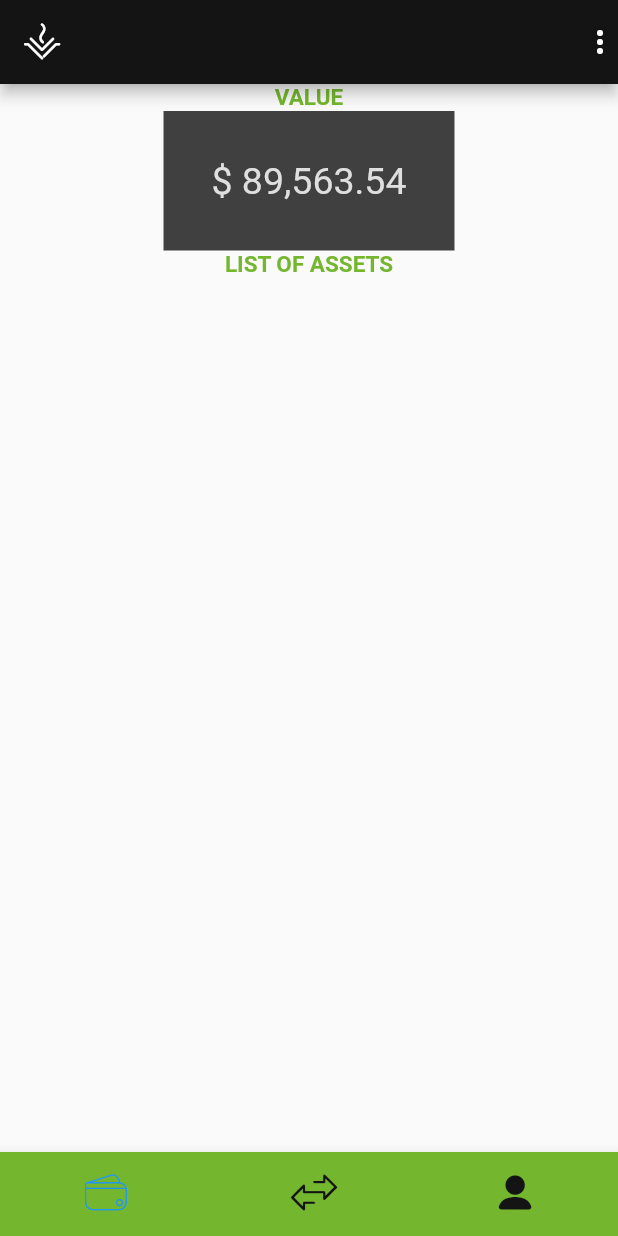
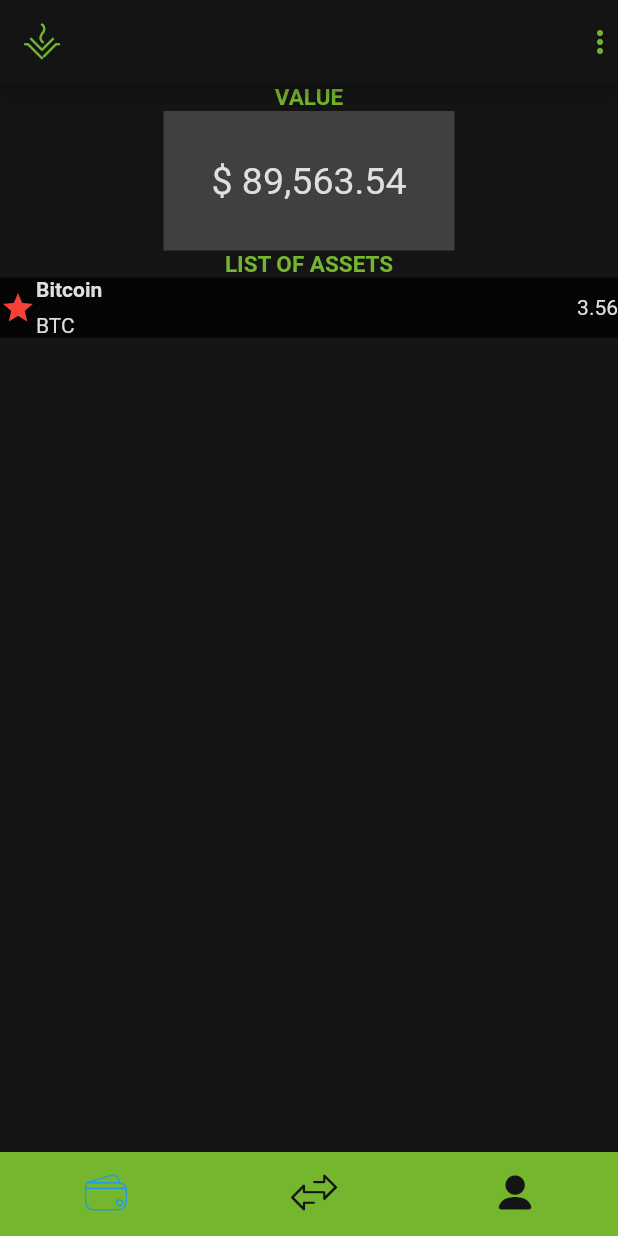
Before and after one commit to Vesta-wallet/vesta, a Flutter app: the screen it shows after launch, on a phone screen of 412 x 824 dp. Run offline on Flutter 3.47's test engine with Material 2 defaults, Android fonts, the phone set to English and light mode, and no system bars.

Commit message:
Added default asset component/background color/top nav icon colors

```diff
--- a/vesta/lib/main.dart
+++ b/vesta/lib/main.dart
@@ -3,7 +3,7 @@ import 'package:vesta/assets/pc_icons.dart';
 
 void main() {
   runApp(MaterialApp(
-    title: "Vestas",
+    title: "Vesta",
     home: HomePage(),
   ));
 }
@@ -30,14 +30,18 @@ class _HomePageState extends State<HomePage> {
   @override
   Widget build(BuildContext context) {
     return Scaffold(
+      backgroundColor: Color(0xFF141414),
       appBar: AppBar(
         // This needs to be the logo
-        leading: Icon(MyFlutterApp.logo_vesta),
+        leading: Icon(
+          MyFlutterApp.logo_vesta,
+          color: Color(0xFF74B62E),
+        ),
         actions: [
           Padding(
             padding: EdgeInsets.symmetric(horizontal: 16),
           ),
-          Icon(Icons.more_vert),
+          Icon(Icons.more_vert, color: Color(0xFF74B62E)),
         ],
         backgroundColor: Color(0xff141414),
       ),
@@ -156,7 +160,11 @@ Widget homeValueContainer = ColoredBox(
 Widget listOfAssets = Container(
     // Ticker, Name, Image url, coin quantity
     child: AssetWidget(
-        ticker: "BTC", name: "Bitcoin", imgUrl: "imageUrl", quantity: 11101));
+        ticker: "BTC",
+        name: "Bitcoin",
+        // Not sure how to make this work
+        // icon: Icon(MyFlutterApp.l_peercoin),
+        quantity: "3.56"));
 
 // [
 //   {
@@ -171,10 +179,11 @@ Widget listOfAssets = Container(
 class AssetWidget extends StatefulWidget {
   final String ticker;
   final String name;
-  final String imgUrl;
-  final double quantity;
+  // final Icon icon;
+  final String quantity;
 
-  const AssetWidget({this.ticker, this.name, this.imgUrl, this.quantity});
+  // const AssetWidget({this.ticker, this.name, this.icon, this.quantity});
+  const AssetWidget({this.ticker, this.name, this.quantity});
   @override
   _AssetWidgetState createState() => _AssetWidgetState();
 }
@@ -182,9 +191,45 @@ class AssetWidget extends StatefulWidget {
 class _AssetWidgetState extends State<AssetWidget> {
   @override
   Widget build(BuildContext context) {
-    return ExpansionPanelList(
-      dividerColor: Color(0xff4040404),
-      // children: [],
+    return ColoredBox(
+      color: Color(0xff4040404),
+      child: Row(
+        children: [
+          // Asset Icon - This should be a custom icon but I'm not sure how to pass it down yet
+          Icon(
+            Icons.star,
+            color: Colors.red[500],
+          ),
+          Expanded(
+            /*1*/
+            child: Column(
+              crossAxisAlignment: CrossAxisAlignment.start,
+              children: [
+                /*2*/
+                Container(
+                  padding: const EdgeInsets.only(bottom: 8),
+                  child: Text(
+                    widget.name,
+                    style: TextStyle(
+                      color: Color(0xFFDFDFDF),
+                      fontWeight: FontWeight.bold,
+                    ),
+                  ),
+                ),
+                Text(
+                  widget.ticker,
+                  style: TextStyle(
+                    color: Color(0xFFDFDFDF),
+                  ),
+                ),
+              ],
+            ),
+          ),
+          /*3*/
+
+          Text(widget.quantity, style: TextStyle(color: Color(0xFFDFDFDF))),
+        ],
+      ),
     );
   }
 }
```
